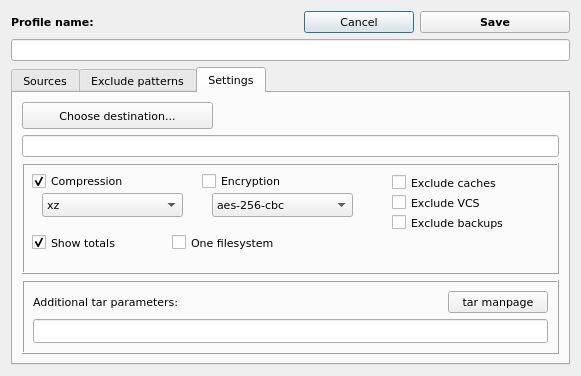
Old version of the form tar-backup/adddialog.ui in the repository marazmista/tar-backup.
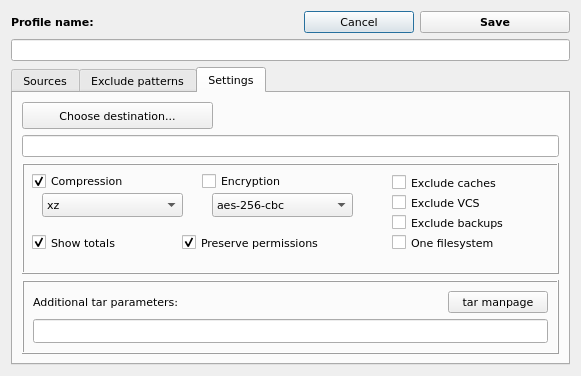
New version of the form. The open tabs and pages were chosen to show the change.

```diff
--- a/tar-backup/adddialog.ui
+++ b/tar-backup/adddialog.ui
@@ -360,7 +360,7 @@
          <widget class="QCheckBox" name="cb_oneFilesystem">
           <property name="geometry">
            <rect>
-            <x>150</x>
+            <x>370</x>
             <y>70</y>
             <width>121</width>
             <height>19</height>
@@ -424,6 +424,25 @@
            <string>Exclude backups</string>
           </property>
          </widget>
+         <widget class="QCheckBox" name="cb_preservePermissions">
+          <property name="geometry">
+           <rect>
+            <x>160</x>
+            <y>70</y>
+            <width>161</width>
+            <height>19</height>
+           </rect>
+          </property>
+          <property name="toolTip">
+           <string>--preserve-permissions</string>
+          </property>
+          <property name="text">
+           <string>Preserve permissions</string>
+          </property>
+          <property name="checked">
+           <bool>true</bool>
+          </property>
+         </widget>
         </widget>
        </item>
        <item row="4" column="0">
```
